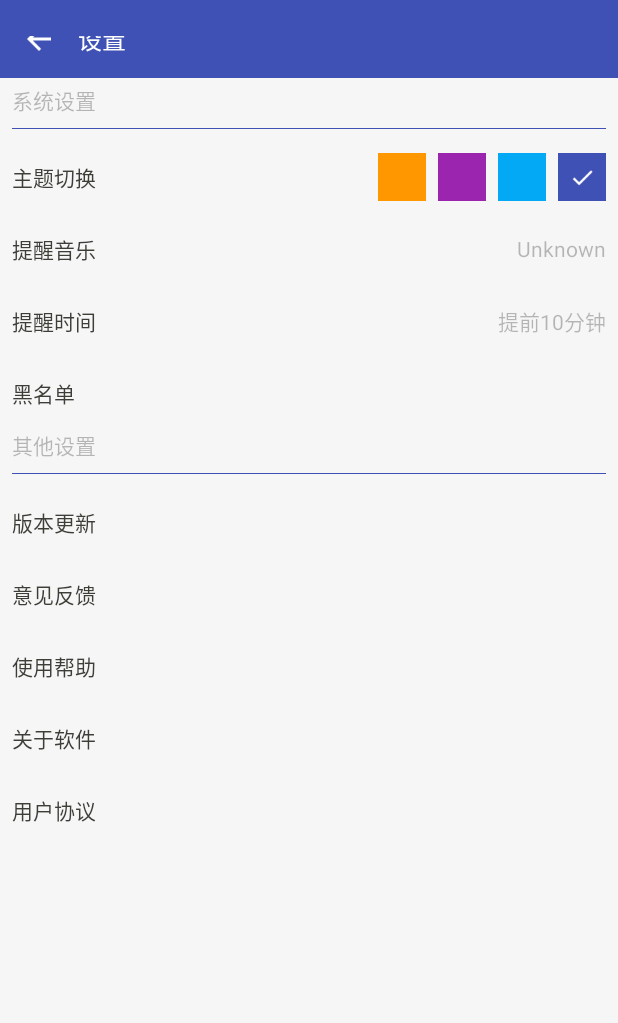
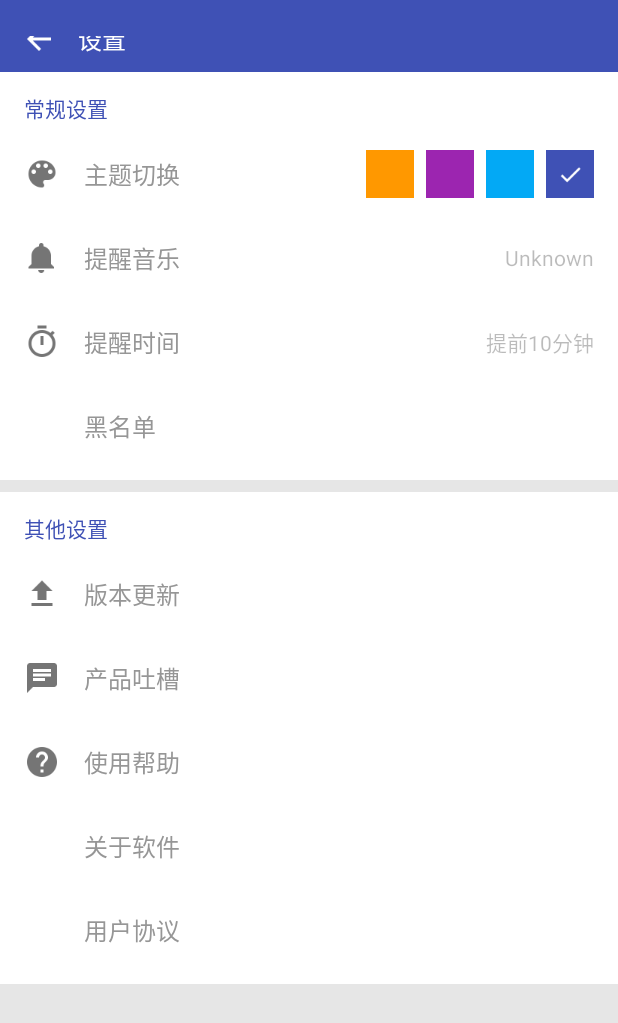
Before and after one commit to hanks-zyh/Conquer, an Android app: the SettingActivity screen opened directly, with no data from a screen before it, on a phone screen of 412 x 824 dp. Shown: the top 1023 px of the screen. Run offline under Robolectric (Android 15) with nearby library versions, the phone set to English and light mode, and no system bars; libraries missing offline, so code that uses them is left out: com.facebook.drawee.

Commit message:
change setting activity

```diff
--- a/app/src/main/java/app/hanks/com/conquer/activity/MainActivity.java
+++ b/app/src/main/java/app/hanks/com/conquer/activity/MainActivity.java
@@ -156,7 +156,7 @@ public class MainActivity extends BaseActivity implements View.OnClickListener {
                     UserDataActivity.startUserProfileFromLocation(location, MainActivity.this);
                     overridePendingTransition(0, 0);
                 }
-                materialMenu.animateState(MaterialMenuDrawable.IconState.BURGER);
+
                 userDataFlag = false;
             }
         });
@@ -164,6 +164,12 @@ public class MainActivity extends BaseActivity implements View.OnClickListener {
         // 侧滑菜单
         menuFragment = new MenuFragment();
         changeFramgnt(R.id.left_drawer, menuFragment);
+    }
+
+    @Override
+    protected void onResume() {
+        super.onResume();
+        materialMenu.animateState(MaterialMenuDrawable.IconState.BURGER);
     }
 
     /**
--- a/app/src/main/res/anim/activity_left_enter.xml
+++ b/app/src/main/res/anim/activity_left_enter.xml
@@ -7,7 +7,7 @@
         android:fromAlpha="0.4"
         android:toAlpha="1" />
 
-    <scale
+    <!--<scale
         android:duration="@integer/activity_anim_duration"
         android:fromXScale="0.8"
         android:fromYScale="0.8"
@@ -15,5 +15,5 @@
         android:pivotY="50%p"
         android:toXScale="1"
         android:toYScale="1" />
-
+-->
 </set>
--- a/app/src/main/res/anim/activity_left_exit.xml
+++ b/app/src/main/res/anim/activity_left_exit.xml
@@ -7,13 +7,13 @@
         android:fromAlpha="1"
         android:toAlpha="0.4" />
 
-    <scale
+   <!-- <scale
         android:duration="@integer/activity_anim_duration"
         android:fromXScale="1"
         android:fromYScale="1"
         android:pivotX="50%p"
         android:pivotY="50%p"
         android:toXScale="0.8"
-        android:toYScale="0.8" />
+        android:toYScale="0.8" />-->
 
 </set>
--- a/app/src/main/res/layout/activity_setting.xml
+++ b/app/src/main/res/layout/activity_setting.xml
@@ -1,37 +1,53 @@
 <?xml version="1.0" encoding="utf-8"?>
 <LinearLayout xmlns:android="http://schemas.android.com/apk/res/android"
-              android:fitsSystemWindows="true"    xmlns:toggle="http://schemas.android.com/apk/res-auto"
+              xmlns:toggle="http://schemas.android.com/apk/res-auto"
               android:layout_width="match_parent"
               android:layout_height="match_parent"
-    android:background="@color/window_bg"
-    android:orientation="vertical" >
+              android:background="#E6E6E6"
+              android:fitsSystemWindows="true"
+              android:orientation="vertical">
 
-    <include layout="@layout/common_title" />
+    <include layout="@layout/common_title"/>
 
     <ScrollView
         android:layout_width="match_parent"
         android:layout_height="match_parent"
-        android:scrollbars="none" >
+        android:scrollbars="none">
 
         <LinearLayout
             android:layout_width="match_parent"
             android:layout_height="wrap_content"
             android:orientation="vertical"
-            android:padding="8dp" >
+            >
+
+            <LinearLayout
+                android:layout_width="match_parent"
+                android:layout_height="wrap_content"
+                android:background="#fff"
+                android:orientation="vertical"
+                android:paddingBottom="8dp"
+                android:paddingTop="8dp">
 
                 <TextView
                     android:layout_width="match_parent"
-                android:layout_height="wrap_content"
-                android:text="系统设置"
-                android:textColor="@color/gray" />
+                    android:layout_height="32dp"
+                    android:layout_marginLeft="16dp"
+                    android:gravity="center_vertical"
+                    android:text="常规设置"
+                    android:textColor="?attr/colorValue"
+                    android:textSize="14sp"/>
 
-            <include layout="@layout/line_title_color" />
+                <RelativeLayout style="@style/SettingLayout">
 
-            <RelativeLayout style="@style/Setting_ll" >
+
+                    <ImageView
+                        android:id="@+id/icon"
+                        style="@style/SettingIcon"
+                        android:src="@drawable/ic_palette_grey600_24dp"/>
 
                     <TextView
-                    style="@style/Setting_tv"
-                    android:text="主题切换" />
+                        style="@style/SettingText"
+                        android:text="主题切换"/>
 
                     <ImageButton
                         android:id="@+id/block_0"
@@ -39,7 +55,7 @@
                         android:layout_height="32dp"
                         android:layout_alignParentRight="true"
                         android:layout_centerVertical="true"
-                    android:background="@color/theme_0" />
+                        android:background="@color/theme_0"/>
 
                     <ImageButton
                         android:id="@+id/block_1"
@@ -48,7 +64,7 @@
                         android:layout_centerVertical="true"
                         android:layout_marginRight="8dp"
                         android:layout_toLeftOf="@+id/block_0"
-                    android:background="@color/theme_1" />
+                        android:background="@color/theme_1"/>
 
                     <ImageButton
                         android:id="@+id/block_2"
@@ -57,7 +73,7 @@
                         android:layout_centerVertical="true"
                         android:layout_marginRight="8dp"
                         android:layout_toLeftOf="@+id/block_1"
-                    android:background="@color/theme_2" />
+                        android:background="@color/theme_2"/>
 
                     <ImageButton
                         android:id="@+id/block_3"
@@ -66,102 +82,163 @@
                         android:layout_centerVertical="true"
                         android:layout_marginRight="8dp"
                         android:layout_toLeftOf="@+id/block_2"
-                    android:background="@color/theme_3" />
+                        android:background="@color/theme_3"/>
                 </RelativeLayout>
 
                 <RelativeLayout
                     android:id="@+id/ll_alert_audio"
-                 style="@style/Setting_ll" >
+                    style="@style/SettingLayout">
+
+                    <ImageView
+                        android:id="@id/icon"
+                        style="@style/SettingIcon"
+                        android:src="@drawable/ic_notifications_grey600_24dp"/>
 
                     <TextView
-                    style="@style/Setting_tv"
-                    android:text="提醒音乐" />
+                        style="@style/SettingText"
+                        android:text="提醒音乐"/>
 
                     <TextView
                         android:id="@+id/tv_alert_audio"
                         style="@style/Setting_arrow"
                         android:text="Alarm01"
-                    android:textColor="@color/gray" />
+                        android:textColor="@color/gray"
+                        android:textSize="14sp"/>
+
                 </RelativeLayout>
+
 
                 <RelativeLayout
                     android:id="@+id/ll_alarm"
-                 style="@style/Setting_ll" >
+                    style="@style/SettingLayout">
+
+                    <ImageView
+                        android:id="@id/icon"
+                        style="@style/SettingIcon"
+                        android:src="@drawable/ic_timer_grey600_24dp"/>
 
                     <TextView
-                    style="@style/Setting_tv"
-                    android:text="提醒时间" />
+                        style="@style/SettingText"
+                        android:text="提醒时间"/>
+
                     <TextView
                         android:id="@+id/tv_alert_time"
                         style="@style/Setting_arrow"
                         android:text="提前十分钟"
-                    android:textColor="@color/gray" />
+                        android:textColor="@color/gray"/>
                 </RelativeLayout>
 
                 <RelativeLayout
                     android:id="@+id/ll_black"
-                style="@style/Setting_ll" >
+                    style="@style/SettingLayout">
+
+                    <ImageView
+                        android:id="@id/icon"
+                        style="@style/SettingIcon"
+                        android:src="@null"/>
 
                     <TextView
-                    style="@style/Setting_tv"
-                    android:text="黑名单" />
+                        style="@style/SettingText"
+                        android:text="黑名单"/>
                 </RelativeLayout>
+
+            </LinearLayout>
+
+            <LinearLayout
+                android:layout_width="match_parent"
+                android:layout_height="wrap_content"
+                android:layout_marginTop="8dp"
+                android:background="#fff"
+                android:orientation="vertical"
+                android:paddingBottom="8dp"
+                android:paddingTop="8dp">
 
                 <TextView
                     android:layout_width="match_parent"
-                android:layout_height="wrap_content"
+                    android:layout_height="32dp"
+                    android:layout_marginLeft="16dp"
+                    android:gravity="center_vertical"
                     android:text="其他设置"
-                android:textColor="@color/gray" />
+                    android:textColor="?attr/colorValue"
+                    android:textSize="14sp"/>
 
-            <include layout="@layout/line_title_color" />
 
                 <RelativeLayout
                     android:id="@+id/ll_version"
-                style="@style/Setting_ll" >
+                    style="@style/SettingLayout">
+
+                    <ImageView
+                        android:id="@id/icon"
+                        style="@style/SettingIcon"
+                        android:src="@drawable/ic_file_upload_grey600_24dp"/>
 
                     <TextView
-                    style="@style/Setting_tv"
-                    android:text="版本更新" />
+                        style="@style/SettingText"
+                        android:text="版本更新"/>
 
                     <TextView
                         android:id="@+id/tv_version"
                         style="@style/Setting_arrow"
-                    android:text="2.3.1"
-                    android:textColor="@color/gray" />
+                        android:text="V 1.0"
+                        android:textColor="@color/gray"/>
                 </RelativeLayout>
 
-            <RelativeLayout style="@style/Setting_ll" >
+                <RelativeLayout style="@style/SettingLayout">
+
+                    <ImageView
+                        android:id="@id/icon"
+                        style="@style/SettingIcon"
+                        android:src="@drawable/ic_chat_grey600_24dp"/>
 
                     <TextView
-                    style="@style/Setting_tv"
-                    android:text="意见反馈" />
+                        style="@style/SettingText"
+                        android:text="产品吐槽"/>
                 </RelativeLayout>
 
                 <RelativeLayout
                     android:id="@+id/ll_help"
-                style="@style/Setting_ll" >
+                    style="@style/SettingLayout">
+
+                    <ImageView
+                        android:id="@id/icon"
+                        style="@style/SettingIcon"
+                        android:src="@drawable/ic_help_grey600_24dp"/>
 
                     <TextView
-                    style="@style/Setting_tv"
-                    android:text="使用帮助" />
+                        style="@style/SettingText"
+                        android:text="使用帮助"/>
                 </RelativeLayout>
 
                 <RelativeLayout
                     android:id="@+id/ll_about"
-                style="@style/Setting_ll" >
+                    style="@style/SettingLayout">
+
+                    <ImageView
+                        android:id="@id/icon"
+                        style="@style/SettingIcon"
+                        android:src="@null"/>
 
                     <TextView
-                    style="@style/Setting_tv"
-                    android:text="关于软件" />
+                        style="@style/SettingText"
+                        android:text="关于软件"/>
                 </RelativeLayout>
+
                 <RelativeLayout
                     android:id="@+id/ll_use"
-                style="@style/Setting_ll" >
+                    style="@style/SettingLayout">
+
+                    <ImageView
+                        android:id="@id/icon"
+                        style="@style/SettingIcon"
+                        android:src="@null"/>
 
                     <TextView
-                    style="@style/Setting_tv"
-                    android:text="用户协议" />
+                        style="@style/SettingText"
+                        android:text="用户协议"/>
                 </RelativeLayout>
+
+            </LinearLayout>
+
         </LinearLayout>
     </ScrollView>
 
--- a/app/src/main/res/layout/common_title.xml
+++ b/app/src/main/res/layout/common_title.xml
@@ -19,7 +19,7 @@
             android:layout_height="@dimen/title_bg_height"
             android:layout_alignParentLeft="true"
             android:layout_centerVertical="true"
-            android:background="@drawable/ib_selector"
+            android:background="@drawable/btn_selector_white"
             android:onClick="back"
             android:padding="@dimen/title_btn_padding"
             android:scaleType="centerInside"
@@ -36,8 +36,9 @@
             android:layout_height="@dimen/title_bg_height"
             android:layout_alignParentRight="true"
             android:layout_centerVertical="true"
-            android:background="@drawable/ib_selector"
+            android:background="@drawable/btn_selector_white"
             android:padding="@dimen/title_btn_padding"
+            android:tint="@color/white"
             android:scaleType="centerInside"
             android:src="@drawable/ic_title_add"
             android:visibility="gone"/>
--- a/app/src/main/res/values/styles.xml
+++ b/app/src/main/res/values/styles.xml
@@ -319,4 +319,28 @@
         <item name="referenceValue">@drawable/ic_launcher</item>
     </style>
 
+
+    <style name="SettingLayout">
+        <item name="android:layout_width">match_parent</item>
+        <item name="android:layout_height">56.0dip</item>
+        <item name="android:paddingRight">16.0dip</item>
+    </style>
+
+    <style name="SettingIcon">
+        <item name="android:layout_width">24dp</item>
+        <item name="android:layout_height">24dp</item>
+        <item name="android:layout_alignParentLeft">true</item>
+        <item name="android:layout_centerVertical">true</item>
+        <item name="android:layout_marginLeft">16dp</item>
+    </style>
+
+    <style name="SettingText">
+        <item name="android:layout_width">wrap_content</item>
+        <item name="android:layout_height">match_parent</item>
+        <item name="android:gravity">center_vertical</item>
+        <item name="android:layout_toRightOf">@+id/icon</item>
+        <item name="android:textColor">#969696</item>
+        <item name="android:layout_marginLeft">16dp</item>
+        <item name="android:textSize">16sp</item>
+    </style>
 </resources>
```
Also changed, not shown: app/src/main/res/drawable-xhdpi/ic_chat_grey600_24dp.png (added), app/src/main/res/drawable-xhdpi/ic_file_upload_grey600_24dp.png (added), app/src/main/res/drawable-xhdpi/ic_help_grey600_24dp.png (added), app/src/main/res/drawable-xhdpi/ic_notifications_grey600_24dp.png (added), app/src/main/res/drawable-xhdpi/ic_palette_grey600_24dp.png (added), app/src/main/res/drawable-xhdpi/ic_refresh_grey600_24dp.png (added), app/src/main/res/drawable-xhdpi/ic_timer_grey600_24dp.png (added), app/src/main/res/drawable-xhdpi/ic_vibration_grey600_24dp.png (added). Lines whose indentation alone changed are shown as unchanged.
